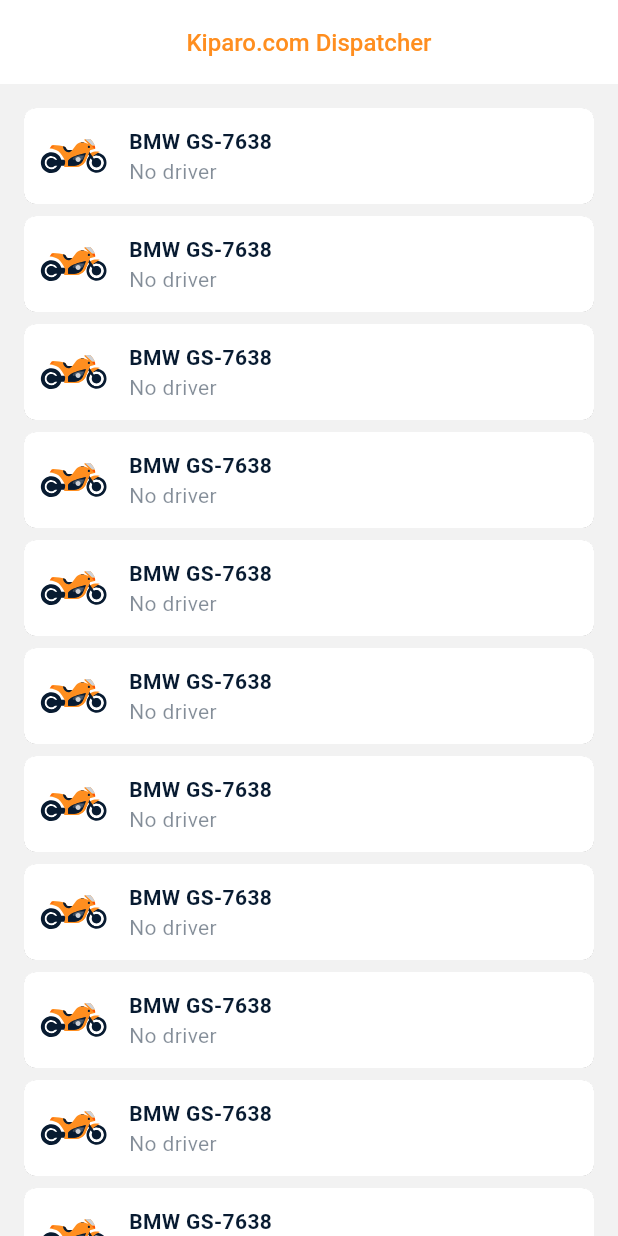
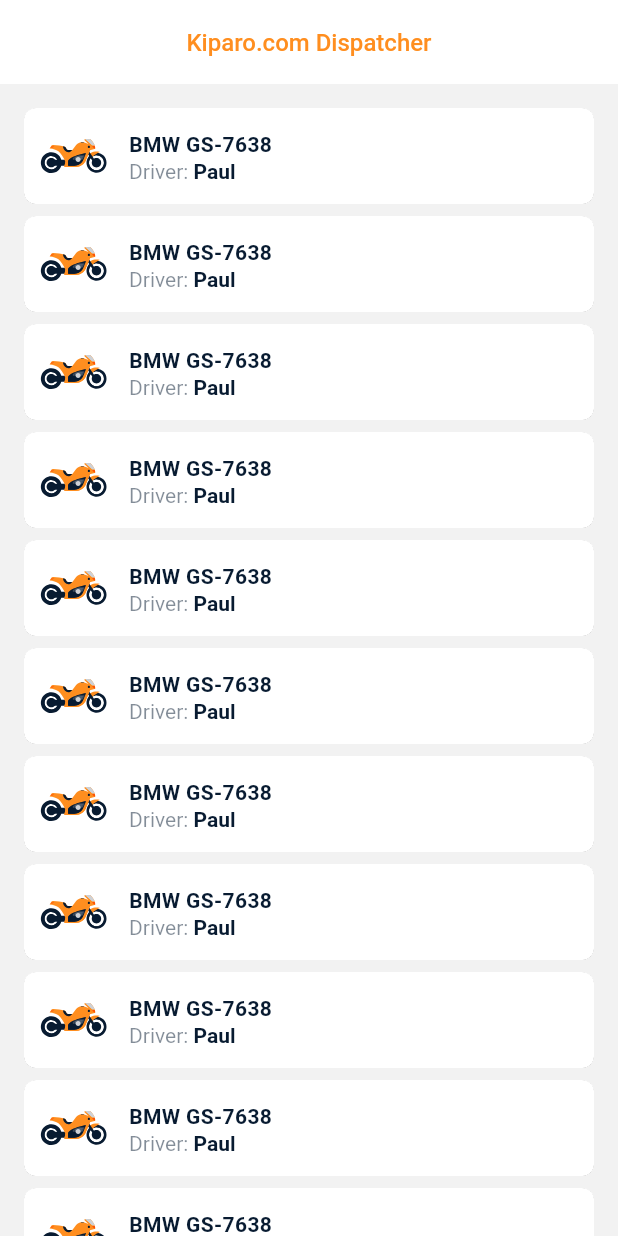
Before and after one commit to folkstay/vehicle_app, a Flutter app: the screen it shows after launch, on a phone screen of 412 x 824 dp. Run offline on Flutter 3.47's test engine with Material 3 defaults, Android fonts, the phone set to English and light mode, and no system bars; our stand-ins replace flutter_svg.

Commit message:
RichText

```diff
--- a/vehicle/lib/pages/vehicle/vehicle_item.dart
+++ b/vehicle/lib/pages/vehicle/vehicle_item.dart
@@ -28,26 +28,44 @@ class VehicleItem extends StatelessWidget {
   }
 
   Widget _title() {
-    return const Padding(
-      padding: EdgeInsets.only(left: 6, right: 6),
+    return Padding(
+      padding: const EdgeInsets.only(left: 6, right: 6),
       child: Column(
         crossAxisAlignment: CrossAxisAlignment.start,
         mainAxisAlignment: MainAxisAlignment.center,
         children: <Widget>[
-          Text(
+          const Text(
             'BMW GS-7638',
             style: TextStyle(
                 color: secondaryColor,
                 fontSize: 14,
                 fontWeight: FontWeight.w600),
           ),
-          Text(
-            'No driver',
-            style: TextStyle(
-                color: secondaryVariantColor,
-                fontSize: 14,
-                fontWeight: FontWeight.w400),
-          ),
+          if (false)
+            // ignore: dead_code
+            const Text(
+              'No driver',
+              style: TextStyle(
+                  color: secondaryVariantColor,
+                  fontSize: 14,
+                  fontWeight: FontWeight.w400),
+            )
+          else
+            RichText(
+              text: const TextSpan(
+                  style: TextStyle(fontSize: 14),
+                  children: <TextSpan>[
+                    TextSpan(
+                        text: 'Driver: ',
+                        style: TextStyle(
+                            color: secondaryVariantColor,
+                            fontWeight: FontWeight.w400)),
+                    TextSpan(
+                        text: 'Paul',
+                        style: TextStyle(
+                            color: secondaryColor, fontWeight: FontWeight.w600))
+                  ]),
+            )
         ],
       ),
     );
```
